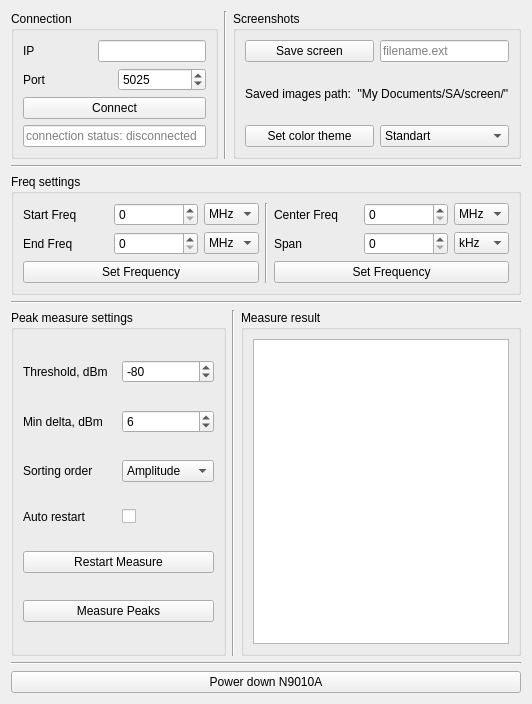
Qt form n9010a_controller/pyqt_client/N9010A.ui (CrinitusFeles/N9010A_Controller) before a commit.
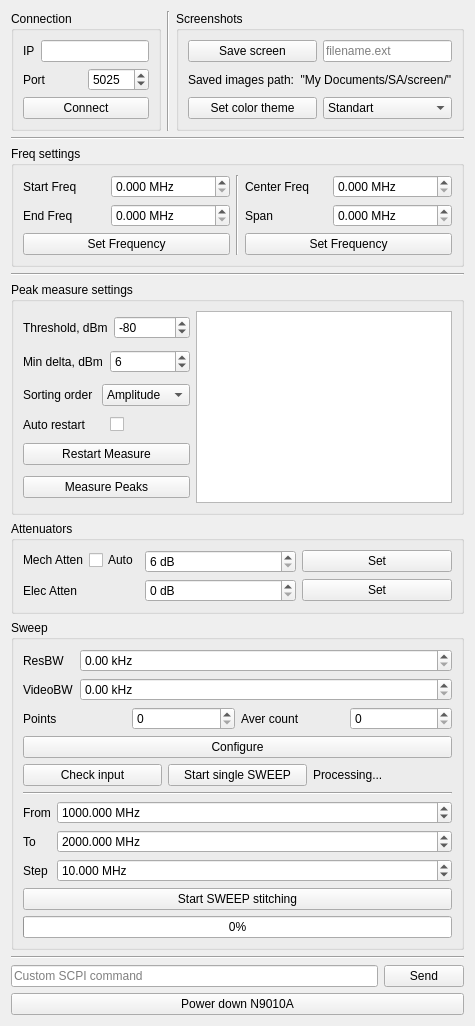
The same form after that commit.

Patch:
```diff
--- a/n9010a_controller/pyqt_client/N9010A.ui
+++ b/n9010a_controller/pyqt_client/N9010A.ui
@@ -6,8 +6,8 @@
    <rect>
     <x>0</x>
     <y>0</y>
-    <width>532</width>
-    <height>704</height>
+    <width>464</width>
+    <height>991</height>
    </rect>
   </property>
   <property name="windowTitle">
@@ -74,22 +74,6 @@
           </property>
          </widget>
         </item>
-        <item>
-         <widget class="QLineEdit" name="connection_status_line_edit">
-          <property name="sizePolicy">
-           <sizepolicy hsizetype="Minimum" vsizetype="Fixed">
-            <horstretch>0</horstretch>
-            <verstretch>0</verstretch>
-           </sizepolicy>
-          </property>
-          <property name="readOnly">
-           <bool>true</bool>
-          </property>
-          <property name="placeholderText">
-           <string>connection status: disconnected</string>
-          </property>
-         </widget>
-        </item>
        </layout>
       </widget>
      </item>
@@ -206,45 +190,18 @@
            </widget>
           </item>
           <item>
-           <widget class="QSpinBox" name="start_freq_spin_box">
+           <widget class="QDoubleSpinBox" name="start_freq_dspin_box">
+            <property name="suffix">
+             <string> MHz</string>
+            </property>
+            <property name="decimals">
+             <number>3</number>
+            </property>
             <property name="maximum">
-             <number>999999999</number>
+             <double>99999999.000000000000000</double>
             </property>
            </widget>
           </item>
-          <item>
-           <widget class="QComboBox" name="start_freq_units_combo_box">
-            <property name="sizePolicy">
-             <sizepolicy hsizetype="Fixed" vsizetype="Fixed">
-              <horstretch>0</horstretch>
-              <verstretch>0</verstretch>
-             </sizepolicy>
-            </property>
-            <property name="currentIndex">
-             <number>2</number>
-            </property>
-            <item>
-             <property name="text">
-              <string>Hz</string>
-             </property>
-            </item>
-            <item>
-             <property name="text">
-              <string>kHz</string>
-             </property>
-            </item>
-            <item>
-             <property name="text">
-              <string>MHz</string>
-             </property>
-            </item>
-            <item>
-             <property name="text">
-              <string>GHz</string>
-             </property>
-            </item>
-           </widget>
-          </item>
          </layout>
         </item>
         <item>
@@ -257,45 +214,18 @@
            </widget>
           </item>
           <item>
-           <widget class="QSpinBox" name="stop_freq_spin_box">
+           <widget class="QDoubleSpinBox" name="stop_freq_dspin_box">
+            <property name="suffix">
+             <string> MHz</string>
+            </property>
+            <property name="decimals">
+             <number>3</number>
+            </property>
             <property name="maximum">
-             <number>999999999</number>
+             <double>99999999.000000000000000</double>
             </property>
            </widget>
           </item>
-          <item>
-           <widget class="QComboBox" name="stop_freq_units_combo_box">
-            <property name="sizePolicy">
-             <sizepolicy hsizetype="Fixed" vsizetype="Fixed">
-              <horstretch>0</horstretch>
-              <verstretch>0</verstretch>
-             </sizepolicy>
-            </property>
-            <property name="currentIndex">
-             <number>2</number>
-            </property>
-            <item>
-             <property name="text">
-              <string>Hz</string>
-             </property>
-            </item>
-            <item>
-             <property name="text">
-              <string>kHz</string>
-             </property>
-            </item>
-            <item>
-             <property name="text">
-              <string>MHz</string>
-             </property>
-            </item>
-            <item>
-             <property name="text">
-              <string>GHz</string>
-             </property>
-            </item>
-           </widget>
-          </item>
          </layout>
         </item>
         <item>
@@ -326,45 +256,18 @@
            </widget>
           </item>
           <item>
-           <widget class="QSpinBox" name="center_freq_spin_box">
+           <widget class="QDoubleSpinBox" name="center_freq_dspin_box">
+            <property name="suffix">
+             <string> MHz</string>
+            </property>
+            <property name="decimals">
+             <number>3</number>
+            </property>
             <property name="maximum">
-             <number>999999999</number>
+             <double>99999999.000000000000000</double>
             </property>
            </widget>
           </item>
-          <item>
-           <widget class="QComboBox" name="center_freq_units_combo_box">
-            <property name="sizePolicy">
-             <sizepolicy hsizetype="Fixed" vsizetype="Fixed">
-              <horstretch>0</horstretch>
-              <verstretch>0</verstretch>
-             </sizepolicy>
-            </property>
-            <property name="currentIndex">
-             <number>2</number>
-            </property>
-            <item>
-             <property name="text">
-              <string>Hz</string>
-             </property>
-            </item>
-            <item>
-             <property name="text">
-              <string>kHz</string>
-             </property>
-            </item>
-            <item>
-             <property name="text">
-              <string>MHz</string>
-             </property>
-            </item>
-            <item>
-             <property name="text">
-              <string>GHz</string>
-             </property>
-            </item>
-           </widget>
-          </item>
          </layout>
         </item>
         <item>
@@ -377,45 +280,18 @@
            </widget>
           </item>
           <item>
-           <widget class="QSpinBox" name="span_freq_spin_box">
+           <widget class="QDoubleSpinBox" name="span_freq_dspin_box">
+            <property name="suffix">
+             <string> MHz</string>
+            </property>
+            <property name="decimals">
+             <number>3</number>
+            </property>
             <property name="maximum">
-             <number>999999999</number>
+             <double>99999999.000000000000000</double>
             </property>
            </widget>
           </item>
-          <item>
-           <widget class="QComboBox" name="span_freq_units_combo_box">
-            <property name="sizePolicy">
-             <sizepolicy hsizetype="Fixed" vsizetype="Fixed">
-              <horstretch>0</horstretch>
-              <verstretch>0</verstretch>
-             </sizepolicy>
-            </property>
-            <property name="currentIndex">
-             <number>1</number>
-            </property>
-            <item>
-             <property name="text">
-              <string>Hz</string>
-             </property>
-            </item>
-            <item>
-             <property name="text">
-              <string>kHz</string>
-             </property>
-            </item>
-            <item>
-             <property name="text">
-              <string>MHz</string>
-             </property>
-            </item>
-            <item>
-             <property name="text">
-              <string>GHz</string>
-             </property>
-            </item>
-           </widget>
-          </item>
          </layout>
         </item>
         <item>
@@ -438,12 +314,12 @@
     </widget>
    </item>
    <item>
-    <layout class="QHBoxLayout" name="horizontalLayout_15">
-     <item>
-      <widget class="QGroupBox" name="groupBox_3">
-       <property name="title">
-        <string>Peak measure settings</string>
-       </property>
+    <widget class="QGroupBox" name="peak_group_box">
+     <property name="title">
+      <string>Peak measure settings</string>
+     </property>
+     <layout class="QHBoxLayout" name="horizontalLayout_23">
+      <item>
        <layout class="QVBoxLayout" name="verticalLayout_3">
         <item>
          <layout class="QHBoxLayout" name="horizontalLayout_7">
@@ -556,35 +432,337 @@
          </widget>
         </item>
        </layout>
-      </widget>
-     </item>
-     <item>
-      <widget class="Line" name="line_4">
-       <property name="orientation">
-        <enum>Qt::Vertical</enum>
-       </property>
-      </widget>
-     </item>
-     <item>
-      <widget class="QGroupBox" name="groupBox_4">
-       <property name="title">
-        <string>Measure result</string>
-       </property>
-       <layout class="QVBoxLayout" name="verticalLayout_4">
+      </item>
+      <item>
+       <widget class="QTableWidget" name="meas_result_table">
+        <property name="sizePolicy">
+         <sizepolicy hsizetype="Minimum" vsizetype="Minimum">
+          <horstretch>0</horstretch>
+          <verstretch>0</verstretch>
+         </sizepolicy>
+        </property>
+       </widget>
+      </item>
+     </layout>
+    </widget>
+   </item>
+   <item>
+    <widget class="QGroupBox" name="groupBox_3">
+     <property name="title">
+      <string>Attenuators</string>
+     </property>
+     <layout class="QFormLayout" name="formLayout_3">
+      <item row="0" column="0">
+       <layout class="QHBoxLayout" name="horizontalLayout_25">
         <item>
-         <widget class="QTableWidget" name="meas_result_table">
-          <property name="sizePolicy">
-           <sizepolicy hsizetype="Minimum" vsizetype="Expanding">
-            <horstretch>0</horstretch>
-            <verstretch>0</verstretch>
-           </sizepolicy>
+         <widget class="QLabel" name="label_22">
+          <property name="text">
+           <string>Mech Atten</string>
           </property>
          </widget>
         </item>
+        <item>
+         <widget class="QCheckBox" name="mech_att_check_box">
+          <property name="text">
+           <string>Auto</string>
+          </property>
+         </widget>
+        </item>
        </layout>
-      </widget>
-     </item>
-    </layout>
+      </item>
+      <item row="0" column="1">
+       <layout class="QHBoxLayout" name="horizontalLayout_26">
+        <item>
+         <widget class="QSpinBox" name="mech_att_spin_box">
+          <property name="suffix">
+           <string> dB</string>
+          </property>
+          <property name="prefix">
+           <string/>
+          </property>
+          <property name="minimum">
+           <number>6</number>
+          </property>
+          <property name="maximum">
+           <number>70</number>
+          </property>
+          <property name="singleStep">
+           <number>2</number>
+          </property>
+         </widget>
+        </item>
+        <item>
+         <widget class="QPushButton" name="mech_att_button">
+          <property name="text">
+           <string>Set</string>
+          </property>
+         </widget>
+        </item>
+       </layout>
+      </item>
+      <item row="1" column="0">
+       <widget class="QLabel" name="label_21">
+        <property name="text">
+         <string>Elec Atten</string>
+        </property>
+       </widget>
+      </item>
+      <item row="1" column="1">
+       <layout class="QHBoxLayout" name="horizontalLayout_27">
+        <item>
+         <widget class="QSpinBox" name="elec_att_spin_box">
+          <property name="suffix">
+           <string> dB</string>
+          </property>
+          <property name="prefix">
+           <string/>
+          </property>
+          <property name="maximum">
+           <number>50</number>
+          </property>
+         </widget>
+        </item>
+        <item>
+         <widget class="QPushButton" name="elec_att_button">
+          <property name="text">
+           <string>Set</string>
+          </property>
+         </widget>
+        </item>
+       </layout>
+      </item>
+     </layout>
+    </widget>
+   </item>
+   <item>
+    <widget class="QGroupBox" name="groupBox_6">
+     <property name="title">
+      <string>Sweep</string>
+     </property>
+     <layout class="QVBoxLayout" name="verticalLayout_4">
+      <item>
+       <layout class="QFormLayout" name="formLayout">
+        <item row="0" column="0">
+         <widget class="QLabel" name="label_5">
+          <property name="text">
+           <string>ResBW</string>
+          </property>
+         </widget>
+        </item>
+        <item row="0" column="1">
+         <layout class="QHBoxLayout" name="horizontalLayout_20">
+          <item>
+           <widget class="QDoubleSpinBox" name="rbw_dspin_box">
+            <property name="suffix">
+             <string> kHz</string>
+            </property>
+            <property name="maximum">
+             <double>99999999.000000000000000</double>
+            </property>
+           </widget>
+          </item>
+         </layout>
+        </item>
+        <item row="1" column="0">
+         <widget class="QLabel" name="label_15">
+          <property name="text">
+           <string>VideoBW</string>
+          </property>
+         </widget>
+        </item>
+        <item row="1" column="1">
+         <layout class="QHBoxLayout" name="horizontalLayout_21">
+          <item>
+           <widget class="QDoubleSpinBox" name="vbw_dspin_box">
+            <property name="suffix">
+             <string> kHz</string>
+            </property>
+            <property name="maximum">
+             <double>99999999.000000000000000</double>
+            </property>
+           </widget>
+          </item>
+         </layout>
+        </item>
+       </layout>
+      </item>
+      <item>
+       <layout class="QHBoxLayout" name="horizontalLayout_15">
+        <item>
+         <layout class="QHBoxLayout" name="horizontalLayout_22">
+          <item>
+           <widget class="QLabel" name="label_17">
+            <property name="text">
+             <string>Points</string>
+            </property>
+           </widget>
+          </item>
+          <item>
+           <widget class="QSpinBox" name="points_spin_box">
+            <property name="maximum">
+             <number>99999</number>
+            </property>
+           </widget>
+          </item>
+         </layout>
+        </item>
+        <item>
+         <layout class="QHBoxLayout" name="horizontalLayout_24">
+          <item>
+           <widget class="QLabel" name="label_20">
+            <property name="text">
+             <string>Aver count</string>
+            </property>
+           </widget>
+          </item>
+          <item>
+           <widget class="QSpinBox" name="aver_count_spin_box">
+            <property name="maximum">
+             <number>99999</number>
+            </property>
+           </widget>
+          </item>
+         </layout>
+        </item>
+       </layout>
+      </item>
+      <item>
+       <widget class="QPushButton" name="sweep_config_button">
+        <property name="text">
+         <string>Configure</string>
+        </property>
+       </widget>
+      </item>
+      <item>
+       <layout class="QHBoxLayout" name="horizontalLayout_4">
+        <item>
+         <widget class="QPushButton" name="read_button">
+          <property name="text">
+           <string>Check input</string>
+          </property>
+         </widget>
+        </item>
+        <item>
+         <widget class="QPushButton" name="read_san_button">
+          <property name="text">
+           <string>Start single SWEEP</string>
+          </property>
+         </widget>
+        </item>
+        <item>
+         <widget class="QLabel" name="processing_label">
+          <property name="text">
+           <string>Processing...</string>
+          </property>
+         </widget>
+        </item>
+       </layout>
+      </item>
+      <item>
+       <widget class="Line" name="line_4">
+        <property name="orientation">
+         <enum>Qt::Horizontal</enum>
+        </property>
+       </widget>
+      </item>
+      <item>
+       <layout class="QFormLayout" name="formLayout_2">
+        <item row="0" column="0">
+         <widget class="QLabel" name="label_16">
+          <property name="text">
+           <string>From</string>
+          </property>
+         </widget>
+        </item>
+        <item row="0" column="1">
+         <widget class="QDoubleSpinBox" name="from_dspin_box">
+          <property name="suffix">
+           <string> MHz</string>
+          </property>
+          <property name="decimals">
+           <number>3</number>
+          </property>
+          <property name="minimum">
+           <double>1.000000000000000</double>
+          </property>
+          <property name="maximum">
+           <double>99999999.000000000000000</double>
+          </property>
+          <property name="value">
+           <double>1000.000000000000000</double>
+          </property>
+         </widget>
+        </item>
+        <item row="1" column="0">
+         <widget class="QLabel" name="label_18">
+          <property name="text">
+           <string>To</string>
+          </property>
+         </widget>
+        </item>
+        <item row="1" column="1">
+         <widget class="QDoubleSpinBox" name="to_dspin_box">
+          <property name="suffix">
+           <string> MHz</string>
+          </property>
+          <property name="decimals">
+           <number>3</number>
+          </property>
+          <property name="minimum">
+           <double>1.000000000000000</double>
+          </property>
+          <property name="maximum">
+           <double>99999999.000000000000000</double>
+          </property>
+          <property name="value">
+           <double>2000.000000000000000</double>
+          </property>
+         </widget>
+        </item>
+        <item row="2" column="0">
+         <widget class="QLabel" name="label_19">
+          <property name="text">
+           <string>Step</string>
+          </property>
+         </widget>
+        </item>
+        <item row="2" column="1">
+         <widget class="QDoubleSpinBox" name="step_dspin_box">
+          <property name="suffix">
+           <string> MHz</string>
+          </property>
+          <property name="decimals">
+           <number>3</number>
+          </property>
+          <property name="minimum">
+           <double>1.000000000000000</double>
+          </property>
+          <property name="maximum">
+           <double>99999999.000000000000000</double>
+          </property>
+          <property name="value">
+           <double>10.000000000000000</double>
+          </property>
+         </widget>
+        </item>
+       </layout>
+      </item>
+      <item>
+       <widget class="QPushButton" name="start_stitching_button">
+        <property name="text">
+         <string>Start SWEEP stitching</string>
+        </property>
+       </widget>
+      </item>
+      <item>
+       <widget class="QProgressBar" name="stitching_progress_bar">
+        <property name="value">
+         <number>0</number>
+        </property>
+       </widget>
+      </item>
+     </layout>
+    </widget>
    </item>
    <item>
     <widget class="Line" name="line_3">
@@ -593,6 +771,24 @@
      </property>
     </widget>
    </item>
+   <item>
+    <layout class="QHBoxLayout" name="horizontalLayout_3">
+     <item>
+      <widget class="QLineEdit" name="custom_cmd_line_edit">
+       <property name="placeholderText">
+        <string>Custom SCPI command</string>
+       </property>
+      </widget>
+     </item>
+     <item>
+      <widget class="QPushButton" name="send_cmd_button">
+       <property name="text">
+        <string>Send</string>
+       </property>
+      </widget>
+     </item>
+    </layout>
+   </item>
    <item>
     <widget class="QPushButton" name="power_down_button">
      <property name="text">
```
Left out of the diff: 2 changed lines with no effect on the pictures.
